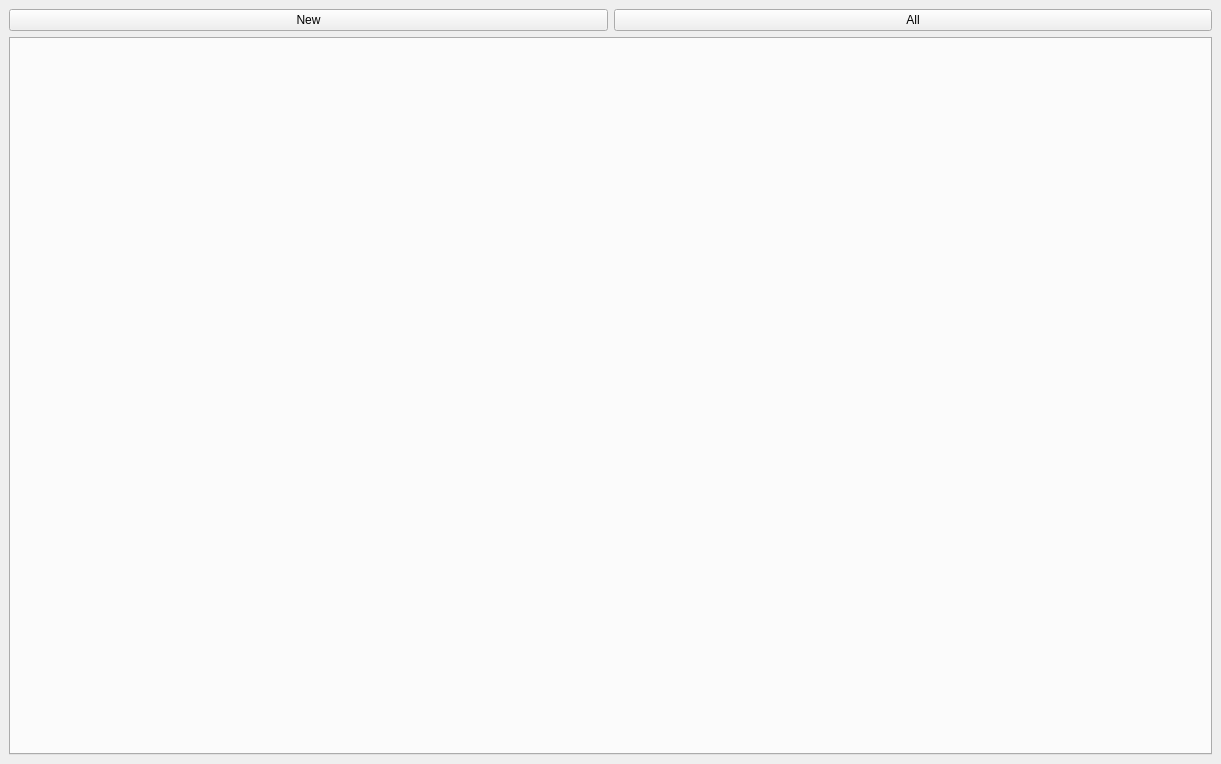
The window that pcsnotebook/src/mainwindow.ui (N1vn0vem8er/pineconesnake) describes before a commit, drawn with Qt 5.
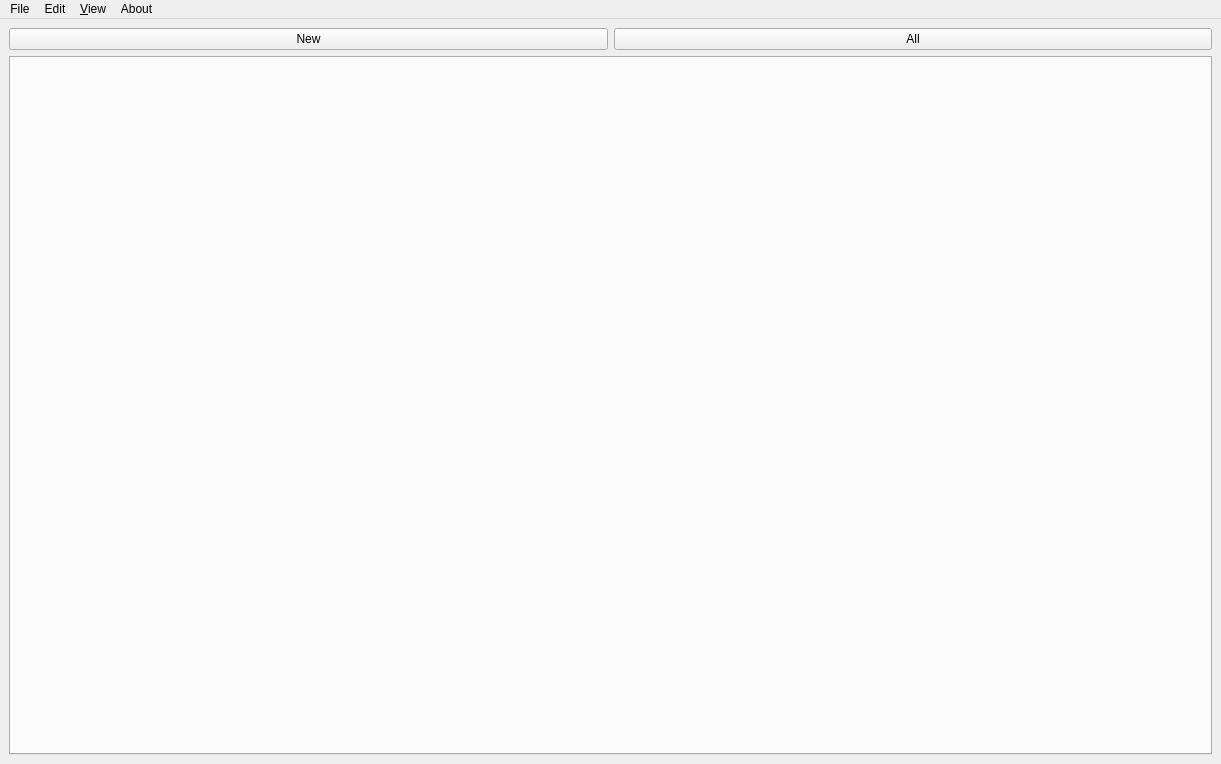
The same window after the commit. Icons and pictures are not drawn.

Commit message: Connected buttons in for writer

The edit to the form file:
```diff
--- a/pcsnotebook/src/mainwindow.ui
+++ b/pcsnotebook/src/mainwindow.ui
@@ -57,6 +57,45 @@
      <height>23</height>
     </rect>
    </property>
+   <widget class="QMenu" name="menuFile">
+    <property name="title">
+     <string>File</string>
+    </property>
+    <addaction name="actionNew"/>
+    <addaction name="actionSave"/>
+    <addaction name="actionSave_As"/>
+    <addaction name="actionExit"/>
+   </widget>
+   <widget class="QMenu" name="menuEdit">
+    <property name="title">
+     <string>Edit</string>
+    </property>
+    <addaction name="actionUndo"/>
+    <addaction name="actionRedo"/>
+    <addaction name="separator"/>
+    <addaction name="actionCut"/>
+    <addaction name="actionCopy"/>
+    <addaction name="actionPaste"/>
+    <addaction name="actionSelectAll"/>
+   </widget>
+   <widget class="QMenu" name="menuView">
+    <property name="title">
+     <string>&amp;View</string>
+    </property>
+    <addaction name="actionRefresh"/>
+    <addaction name="actionClose_Tab"/>
+   </widget>
+   <widget class="QMenu" name="menuAbout">
+    <property name="title">
+     <string>About</string>
+    </property>
+    <addaction name="actionAbout_Notebook"/>
+    <addaction name="actionAbout_Qt"/>
+   </widget>
+   <addaction name="menuFile"/>
+   <addaction name="menuEdit"/>
+   <addaction name="menuView"/>
+   <addaction name="menuAbout"/>
   </widget>
  </widget>
  <resources/>
```
Left out of the diff: 136 changed lines with no effect on the pictures. The commit also changes 5 other files.
